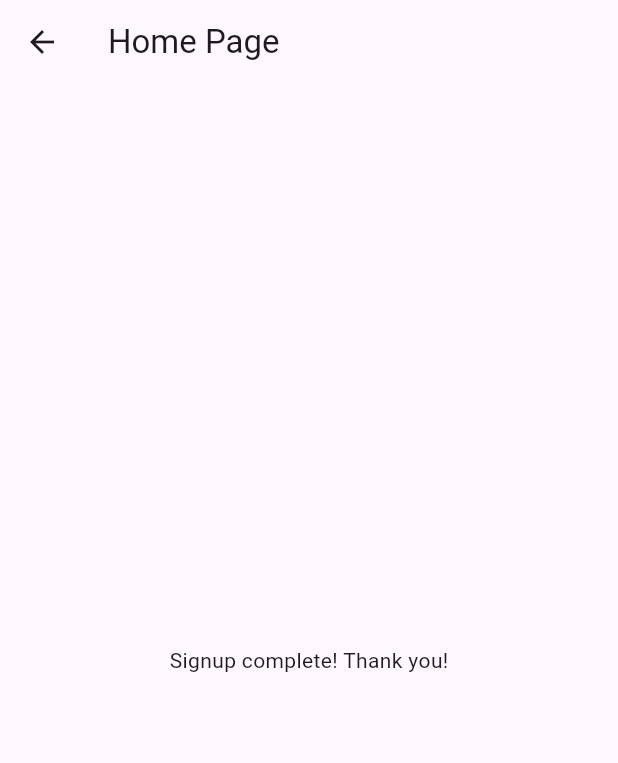
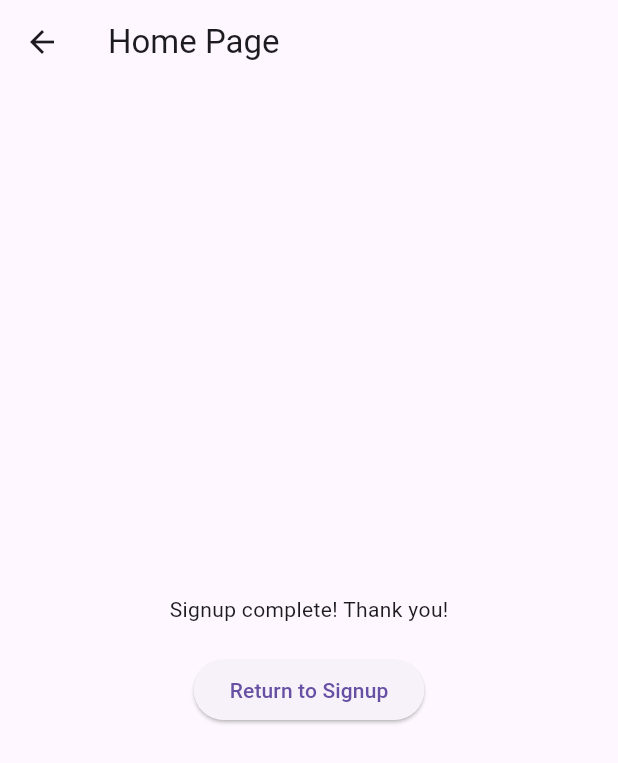
Before and after one commit to abigailsheldon/act10, a Flutter app: the HomePage screen opened by its route, on a phone screen of 412 x 824 dp. Shown: the top 763 px of the screen. Run offline on Flutter 3.47's test engine with Material 3 defaults, Android fonts, the phone set to English and light mode, and no system bars; our stand-ins replace flutter_form_builder, form_builder_validators.

Commit message:
Adds button on the home page to return to the signup and adds comments describing the methods

```diff
--- a/lib/main.dart
+++ b/lib/main.dart
@@ -22,6 +22,11 @@ class MyApp extends StatelessWidget {
   }
 }
 
+/*
+SignupPage class:
+    A stateful widget that displays signup form.
+    Uses FormBuilder to create form fields for name, email, date of birth, and password.
+*/
 class SignupPage extends StatefulWidget {
   const SignupPage({super.key});
 
@@ -29,10 +34,22 @@ class SignupPage extends StatefulWidget {
   _SignupPageState createState() => _SignupPageState();
 }
 
+/*
+_SignupPageState class:
+    Manages state of SignupPage.
+    Contains global key to identify and validate form.
+    Builds UI of signup form with validation.
+*/
 class _SignupPageState extends State<SignupPage> {
   // Global key to identify form and save form data for validation
   final _formKey = GlobalKey<FormBuilderState>();
 
+
+  /*
+    _inputDecoration method:
+        Returns an InputDecoration with a rounded border and hint text.
+        Used to style all form input fields.
+  */
   InputDecoration _inputDecoration(String label, {String? helperText}) {
     return InputDecoration(
       labelText: label,
@@ -140,6 +157,11 @@ class _SignupPageState extends State<SignupPage> {
   }
 }
 
+/*
+  HomePage class:
+      A stateless widget that displays simple message.
+      Contains a button to return to the SignupPage so the user can resubmit form.
+*/
 class HomePage extends StatelessWidget {
   const HomePage({super.key});
 
@@ -147,12 +169,27 @@ class HomePage extends StatelessWidget {
   Widget build(BuildContext context) {
     return Scaffold(
       appBar: AppBar(title: const Text('Home Page')),
-      body: const Center(
-        child: Text('Signup complete! Thank you!'),
+      body: Center(
+        child: Column(
+          mainAxisAlignment: MainAxisAlignment.center,
+          children: [
+            const Text('Signup complete! Thank you!'),
+            const SizedBox(height: 20),
+            // Button to return to the Signup Page.
+            ElevatedButton(
+              onPressed: () {
+                // Navigate back to Signup Page.
+                Navigator.pushNamed(context, '/');
+              },
+              child: const Text('Return to Signup'),
+            ),
+          ],
+        ),
       ),
     );
   }
 }
+
 
 // Create a Form widget.
 class MyCustomForm extends StatefulWidget {
```
